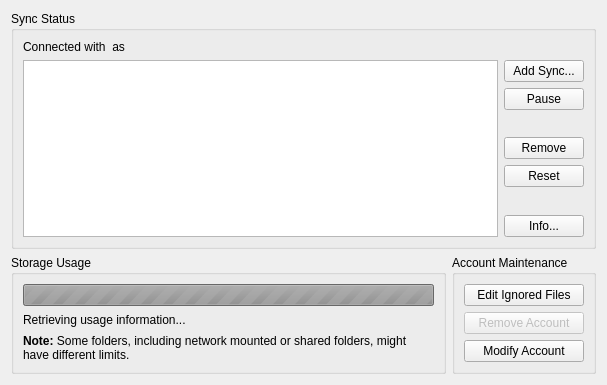
This is src/mirall/accountsettings.ui in nextcloud/desktop as Qt 5 draws it before an edit. The edited form follows.
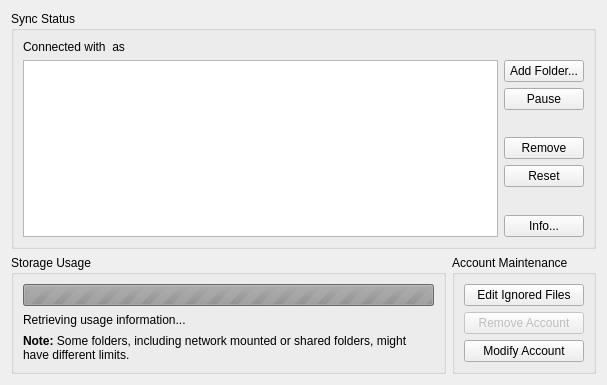
This is the edited form.

Commit message:
Folder Wizard UI clean up
Input from Jan

Diff of the .ui file:
```diff
--- a/src/mirall/accountsettings.ui
+++ b/src/mirall/accountsettings.ui
@@ -71,7 +71,7 @@
         <item>
          <widget class="QPushButton" name="_ButtonAdd">
           <property name="text">
-           <string>Add Sync...</string>
+           <string>Add Folder...</string>
           </property>
          </widget>
         </item>
```
The commit also changes 3 other files.
